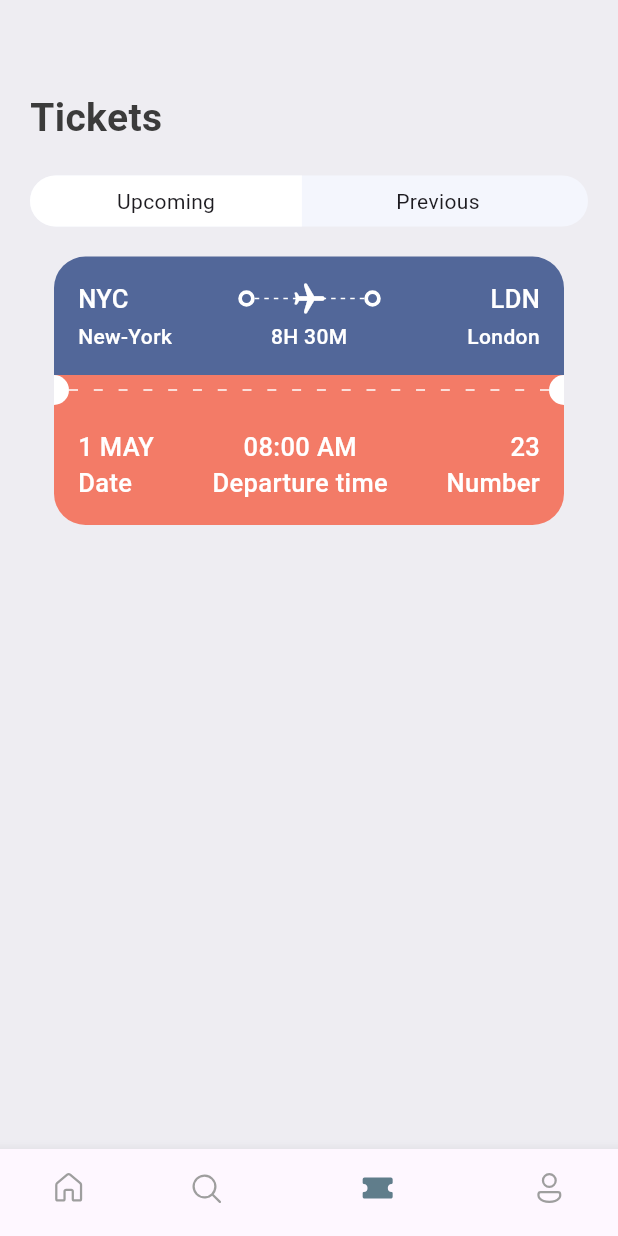
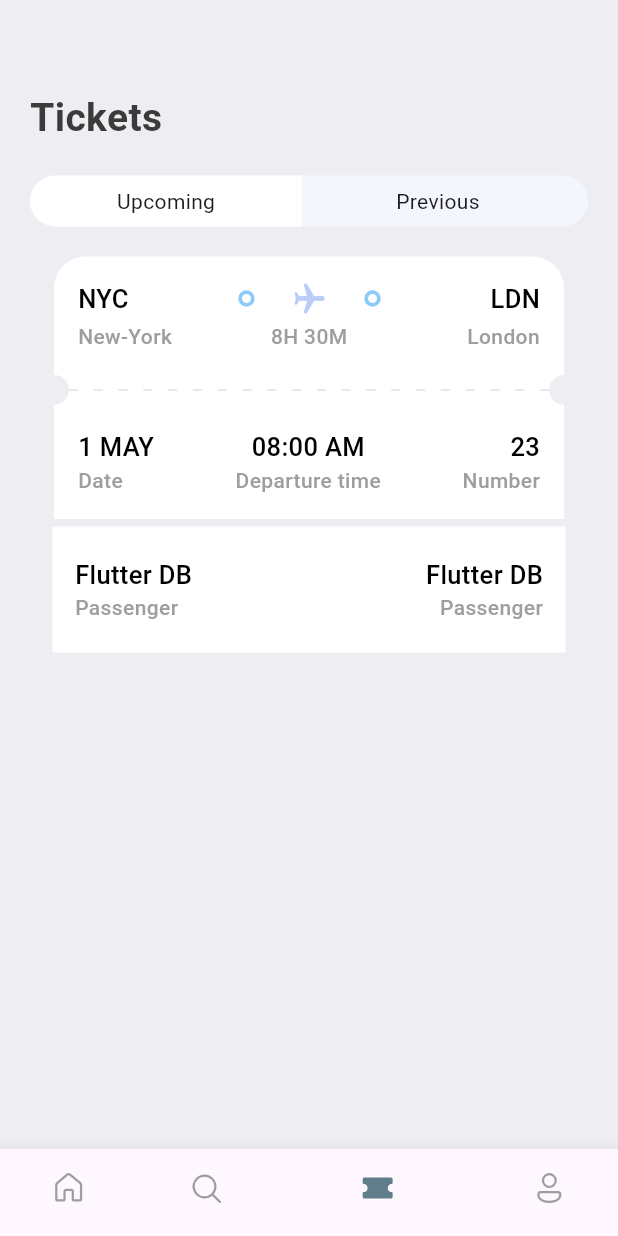
Before and after one commit to Ritex12in/First-Flutter-App, a Flutter app: the screen it shows after launch, item 3 of the bottom bar chosen, on a phone screen of 412 x 824 dp. Run offline on Flutter 3.47's test engine with Material 3 defaults, Android fonts, the phone set to English and light mode, and no system bars; our stand-ins replace fluentui_icons.

Commit message:
Adding detailed Ticket view to the ricket Screen

```diff
--- a/lib/base/res/styles/app_styles.dart
+++ b/lib/base/res/styles/app_styles.dart
@@ -12,6 +12,7 @@ class AppStyles{
   static Color planeColor = const Color(0xFFBFC2DF);
   static Color findTicketColor = const Color(0xD91130CE);
   static Color dotColor = const Color(0xFF8ACCF7);
+  static Color planeSecondColor = const Color(0xFFBACCF7);
 
   static TextStyle textStyle = TextStyle(
     fontSize: 16,
--- a/lib/base/widgets/app_column_text_layout.dart
+++ b/lib/base/widgets/app_column_text_layout.dart
@@ -1,21 +1,35 @@
+import 'package:first_flutter_app/base/widgets/text_style_fourth.dart';
 import 'package:first_flutter_app/base/widgets/text_style_third.dart';
-import 'package:flutter/cupertino.dart';
+import 'package:flutter/material.dart';
 
 class AppColumnTextLayout extends StatelessWidget {
   final String textUp;
   final String textDown;
   final CrossAxisAlignment alignment;
+  final Color textColorUp;
+  final Color textColorDown;
   const AppColumnTextLayout(
       {super.key,
       required this.textUp,
       required this.textDown,
-      required this.alignment});
+      required this.alignment,
+      this.textColorUp = Colors.white,
+      this.textColorDown = Colors.white});
 
   @override
   Widget build(BuildContext context) {
     return Column(
       crossAxisAlignment: alignment,
-      children: [TextStyleThird(text: textUp), TextStyleThird(text: textDown)],
+      children: [
+        TextStyleThird(
+          text: textUp,
+          color: textColorUp,
+        ),
+        TextStyleFourth(
+          text: textDown,
+          color: textColorDown,
+        )
+      ],
     );
   }
 }
--- a/lib/base/widgets/app_layout_builder_widget.dart
+++ b/lib/base/widgets/app_layout_builder_widget.dart
@@ -3,8 +3,9 @@ import 'package:flutter/material.dart';
 class AppLayoutBuilderWidget extends StatelessWidget {
   final int randomDivider;
   final double width;
+  final Color color;
   const AppLayoutBuilderWidget({super.key, required this.randomDivider,
-    this.width = 3});
+    this.width = 3, this.color = Colors.white});
 
   @override
   Widget build(BuildContext context) {
@@ -18,8 +19,8 @@ class AppLayoutBuilderWidget extends StatelessWidget {
               (index) => SizedBox(
                 width: width,
                 height: 1,
-                child: const DecoratedBox(decoration: BoxDecoration(
-                  color: Colors.white,
+                child: DecoratedBox(decoration: BoxDecoration(
+                  color: color,
                 )),
               )),
         );
--- a/lib/base/widgets/big_circle.dart
+++ b/lib/base/widgets/big_circle.dart
@@ -5,12 +5,14 @@ class BigCircle extends StatelessWidget {
   final double bottomRight;
   final double topLeft;
   final double bottomLeft;
+  final Color color;
   const BigCircle({
     super.key,
     this.topRight = 0,
     this.bottomRight = 0,
     this.topLeft = 0,
     this.bottomLeft = 0,
+    this.color = Colors.white
   });
 
   @override
@@ -20,7 +22,7 @@ class BigCircle extends StatelessWidget {
       width: 10,
       child: DecoratedBox(
           decoration: BoxDecoration(
-              color: Colors.white,
+              color: color,
               borderRadius: BorderRadius.only(
                   topRight: Radius.circular(topRight),
                   bottomRight: Radius.circular(bottomRight),
--- a/lib/base/widgets/big_dot.dart
+++ b/lib/base/widgets/big_dot.dart
@@ -1,7 +1,8 @@
 import 'package:flutter/material.dart';
 
 class BigDot extends StatelessWidget {
-  const BigDot({super.key});
+  final Color dotColor;
+  const BigDot({super.key, this.dotColor = Colors.white});
 
   @override
   Widget build(BuildContext context) {
@@ -9,7 +10,7 @@ class BigDot extends StatelessWidget {
       padding: const EdgeInsets.all(3),
       decoration: BoxDecoration(
           borderRadius: BorderRadius.circular(20),
-          border: Border.all(width: 2.5, color: Colors.white)),
+          border: Border.all(width: 2.5, color: dotColor)),
     );
   }
 }
--- a/lib/base/widgets/text_style_fourth.dart
+++ b/lib/base/widgets/text_style_fourth.dart
@@ -4,9 +4,10 @@ import '../res/styles/app_styles.dart';
 
 class TextStyleFourth extends StatelessWidget {
   final String text;
+  final Color color;
   final TextAlign textAlign;
   const TextStyleFourth({super.key, required this.text,
-    this.textAlign = TextAlign.start});
+    this.textAlign = TextAlign.start, this.color = Colors.white});
 
   @override
   Widget build(BuildContext context) {
@@ -14,7 +15,7 @@ class TextStyleFourth extends StatelessWidget {
       text,
       textAlign: textAlign,
       style: AppStyles.headLineStyle4
-          .copyWith(color: Colors.white),
+          .copyWith(color: color),
     );
   }
 }
--- a/lib/base/widgets/text_style_third.dart
+++ b/lib/base/widgets/text_style_third.dart
@@ -4,14 +4,15 @@ import '../res/styles/app_styles.dart';
 
 class TextStyleThird extends StatelessWidget {
   final String text;
-  const TextStyleThird({super.key, required this.text});
+  final Color color;
+  const TextStyleThird({super.key, required this.text, this.color = Colors.white});
 
   @override
   Widget build(BuildContext context) {
     return Text(
       text,
       style: AppStyles.headLineStyle3
-          .copyWith(color: Colors.white),
+          .copyWith(color: color),
     );
   }
 }
--- a/lib/screens/search/widgets/app_ticket_tabs.dart
+++ b/lib/screens/search/widgets/app_ticket_tabs.dart
@@ -17,6 +17,7 @@ class AppTicketTabs extends StatelessWidget {
         children: [
           AppTabs(tabText: firstTab, tabColor: true, tabBorder: true),
           AppTabs(tabText: secondTab, tabColor: false, tabBorder: false),
+
         ],
       ),
     );
--- a/lib/screens/ticket/ticket_screen.dart
+++ b/lib/screens/ticket/ticket_screen.dart
@@ -1,7 +1,8 @@
 import 'package:first_flutter_app/base/res/styles/app_styles.dart';
 import 'package:first_flutter_app/base/utils/all_jason.dart';
-import 'package:first_flutter_app/base/widgets/ticket_view.dart';
+import 'package:first_flutter_app/base/widgets/app_column_text_layout.dart';
 import 'package:first_flutter_app/screens/search/widgets/app_ticket_tabs.dart';
+import 'package:first_flutter_app/screens/ticket/widgets/ticket_view_2.dart';
 import 'package:flutter/material.dart';
 
 class TicketScreen extends StatelessWidget {
@@ -14,16 +15,56 @@ class TicketScreen extends StatelessWidget {
       body: ListView(
         padding: const EdgeInsets.symmetric(horizontal: 20, vertical: 20),
         children: [
-          const SizedBox(height: 40,),
-          Text("Tickets",
+          const SizedBox(
+            height: 40,
+          ),
+          Text(
+            "Tickets",
             style: AppStyles.headLineStyle1,
           ),
-          const SizedBox(height: 20,),
-          const AppTicketTabs(firstTab: "Upcoming",secondTab: "Previous",),
-          const SizedBox(height: 20,),
+          const SizedBox(
+            height: 20,
+          ),
+          const AppTicketTabs(
+            firstTab: "Upcoming",
+            secondTab: "Previous",
+          ),
+          const SizedBox(
+            height: 20,
+          ),
           Container(
-            padding: const EdgeInsets.symmetric(horizontal: 16),
-              child: TicketView(ticket: ticketList[0],)),
+              padding: const EdgeInsets.symmetric(horizontal: 16),
+              child: TicketView2(
+                ticket: ticketList[0],
+              )),
+          Container(
+            margin: const EdgeInsets.symmetric(horizontal: 15),
+            padding: const EdgeInsets.symmetric(vertical: 20, horizontal: 15),
+            color: Colors.white,
+            child: Column(
+              children: [
+                Row(
+                  mainAxisAlignment: MainAxisAlignment.spaceBetween,
+                  children: [
+                    AppColumnTextLayout(
+                      textUp: "Flutter DB",
+                      textDown: "Passenger",
+                      alignment: CrossAxisAlignment.start,
+                      textColorUp: Colors.black,
+                      textColorDown: Colors.grey.shade500,
+                    ),
+                    AppColumnTextLayout(
+                      textUp: "Flutter DB",
+                      textDown: "Passenger",
+                      alignment: CrossAxisAlignment.end,
+                      textColorUp: Colors.black,
+                      textColorDown: Colors.grey.shade500,
+                    )
+                  ],
+                )
+              ],
+            ),
+          )
         ],
       ),
     );
--- /dev/null
+++ b/lib/screens/ticket/widgets/ticket_view_2.dart
@@ -0,0 +1,168 @@
+import 'package:first_flutter_app/base/widgets/app_column_text_layout.dart';
+import 'package:first_flutter_app/base/widgets/app_layout_builder_widget.dart';
+import 'package:first_flutter_app/base/widgets/big_circle.dart';
+import 'package:first_flutter_app/base/widgets/big_dot.dart';
+import 'package:first_flutter_app/base/widgets/text_style_fourth.dart';
+import 'package:first_flutter_app/base/widgets/text_style_third.dart';
+import 'package:flutter/material.dart';
+
+import '../../../base/res/styles/app_styles.dart';
+
+class TicketView2 extends StatelessWidget {
+  final Map<String, dynamic> ticket;
+  final double margin;
+  const TicketView2({super.key, required this.ticket, this.margin = 0});
+
+  @override
+  Widget build(BuildContext context) {
+    final size = MediaQuery.of(context).size;
+    return SizedBox(
+      width: size.width * 0.85,
+      height: 180,
+      child: Container(
+        margin: EdgeInsets.only(right: margin),
+        child: Column(
+          children: [
+            Container(
+              padding: const EdgeInsets.all(16),
+              decoration: const BoxDecoration(
+                color: Colors.white,
+                borderRadius: BorderRadius.only(
+                    topLeft: Radius.circular(21),
+                    topRight: Radius.circular(21)),
+              ),
+              child: Column(
+                children: [
+                  Row(
+                    children: [
+                      TextStyleThird(
+                        text: ticket["from"]["code"],
+                        color: Colors.black,
+                      ),
+                      Expanded(child: Container()),
+                      BigDot(
+                        dotColor: AppStyles.dotColor,
+                      ),
+                      Expanded(
+                          child: Stack(
+                        children: [
+                          const SizedBox(
+                            height: 24,
+                            child: AppLayoutBuilderWidget(
+                              randomDivider: 6,
+                            ),
+                          ),
+                          Center(
+                              child: Transform.rotate(
+                            angle: 1.57,
+                            child: Icon(
+                              Icons.local_airport_rounded,
+                              color: AppStyles.planeSecondColor,
+                            ),
+                          ))
+                        ],
+                      )),
+                      BigDot(
+                        dotColor: AppStyles.dotColor,
+                      ),
+                      Expanded(child: Container()),
+                      TextStyleThird(
+                        text: ticket["to"]["code"],
+                        color: Colors.black,
+                      ),
+                    ],
+                  ),
+                  const SizedBox(
+                    height: 3,
+                  ),
+                  Row(
+                    children: [
+                      SizedBox(
+                        width: 100,
+                        child: TextStyleFourth(
+                          text: ticket["from"]["name"],
+                          color: Colors.grey.shade500,
+                        ),
+                      ),
+                      Expanded(child: Container()),
+                      TextStyleFourth(
+                        text: ticket['flying_time'],
+                        color: Colors.grey.shade500,
+                      ),
+                      Expanded(child: Container()),
+                      SizedBox(
+                        width: 100,
+                        child: TextStyleFourth(
+                          text: ticket['to']['name'],
+                          textAlign: TextAlign.end,
+                          color: Colors.grey.shade500,
+                        ),
+                      )
+                    ],
+                  )
+                ],
+              ),
+            ),
+            Container(
+                height: 20,
+                color: Colors.white,
+                child: Row(
+                  children: [
+                    BigCircle(
+                      topRight: 20,
+                      bottomRight: 20,
+                      color: AppStyles.bgColor,
+                    ),
+                    Expanded(
+                        child: AppLayoutBuilderWidget(
+                      randomDivider: 16,
+                      width: 6,
+                      color: Colors.grey.shade300,
+                    )),
+                    BigCircle(
+                      topLeft: 20,
+                      bottomLeft: 20,
+                      color: AppStyles.bgColor,
+                    )
+                  ],
+                )),
+            Container(
+              padding: const EdgeInsets.all(16),
+              decoration: const BoxDecoration(
+                color: Colors.white,
+                // borderRadius: BorderRadius.only(
+                //     bottomLeft: Radius.circular(21),
+                //     bottomRight: Radius.circular(21)),
+              ),
+              child: Row(
+                  mainAxisAlignment: MainAxisAlignment.spaceBetween,
+                  children: [
+                    AppColumnTextLayout(
+                      textUp: ticket['date'],
+                      textDown: "Date",
+                      alignment: CrossAxisAlignment.start,
+                      textColorUp: Colors.black,
+                      textColorDown: Colors.grey.shade500,
+                    ),
+                    AppColumnTextLayout(
+                      textUp: ticket['departure_time'],
+                      textDown: "Departure time",
+                      alignment: CrossAxisAlignment.center,
+                      textColorUp: Colors.black,
+                      textColorDown: Colors.grey.shade500,
+                    ),
+                    AppColumnTextLayout(
+                      textUp: ticket['number'].toString(),
+                      textDown: "Number",
+                      alignment: CrossAxisAlignment.end,
+                      textColorUp: Colors.black,
+                      textColorDown: Colors.grey.shade500,
+                    ),
+                  ]),
+            ),
+          ],
+        ),
+      ),
+    );
+  }
+}
```
